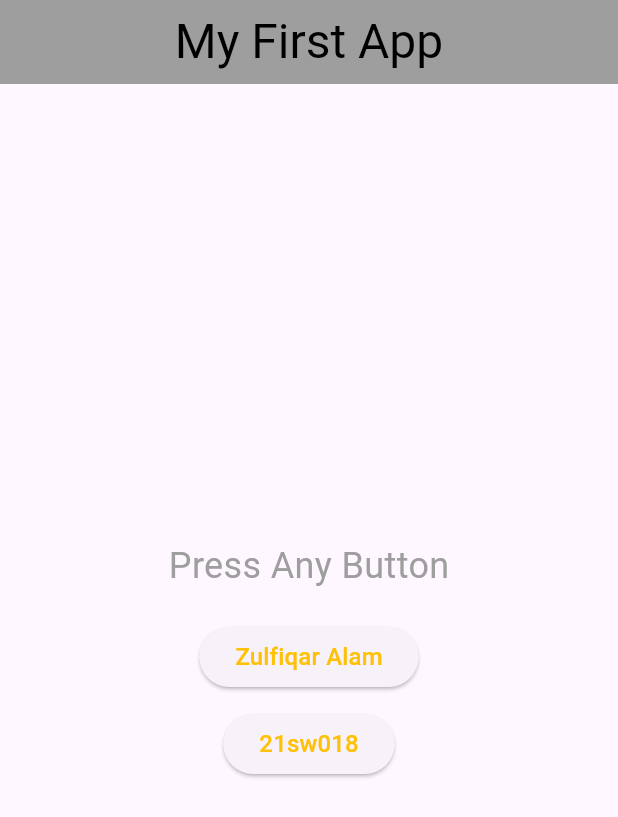
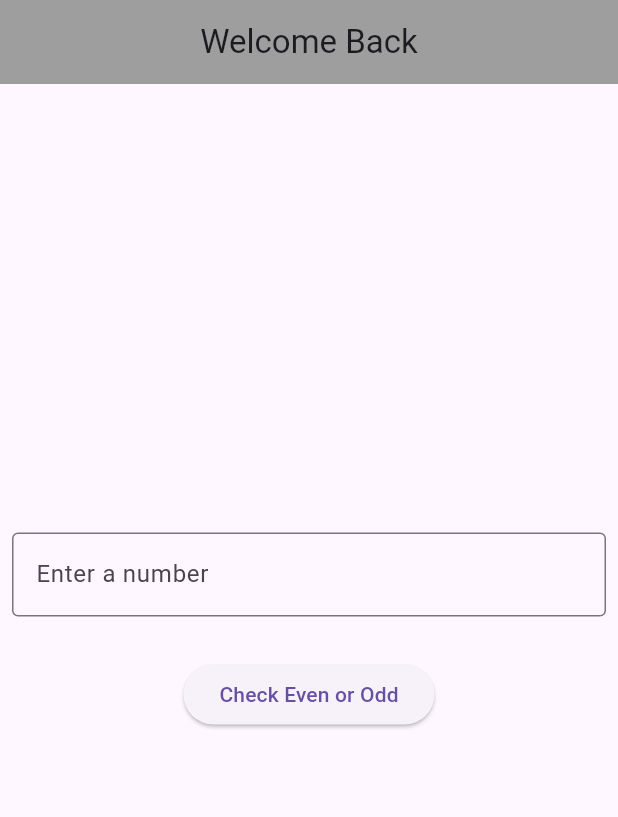
Before and after one commit to ZulfiqarAlam18/flutter_practice, a Flutter app: the screen it shows after launch, on a phone screen of 412 x 824 dp. Shown: the top 817 px of the screen. Run offline on Flutter 3.47's test engine with Material 3 defaults, Android fonts, the light colour scheme and no system bars.

Commit message:
even odd program

```diff
--- a/first_project/lib/main.dart
+++ b/first_project/lib/main.dart
@@ -24,18 +24,21 @@ class Screen extends StatefulWidget {
 }
 
 class _AppState extends State<Screen> {
-  String name = "Zulfiqar Alam";
-  String rollNo = "21sw018";
+  final TextEditingController _controller = TextEditingController();
+  String _result = '';
 
-  void _showName() {
+  void _checkEvenOdd() {
     setState(() {
-      name = "Zulfiqar"; // Update the name when button is pressed
-    });
-  }
-
-  void _showRollNo() {
-    setState(() {
-      rollNo = "21sw018"; // Update the roll number when button is pressed
+      int? number = int.tryParse(_controller.text);
+      if (number == null) {
+        _result = 'Please enter a valid number';
+      } else {
+        if (number % 2 == 0) {
+          _result = 'The number $number is Even';
+        } else {
+          _result = 'The number $number is Odd';
+        }
+      }
     });
   }
 
@@ -43,31 +46,37 @@ class _AppState extends State<Screen> {
   Widget build(BuildContext context) {
     return Scaffold(
       appBar: AppBar(
-        title: const Center(
-          child: Text(
-            "My First App",
-            style: TextStyle(color: Colors.black, fontSize: 32),
-          ),
-        ),
+        title: const Text('Welcome Back'),
+        centerTitle: true,
         backgroundColor: Colors.grey,
       ),
       body: Center(
         child: Column(
           mainAxisAlignment: MainAxisAlignment.center,
           children: [
-            const Text(
-              "Press Any Button",
-              style: TextStyle(color: Colors.grey, fontSize: 24),
+            // Text Field for number input
+            Padding(
+              padding: const EdgeInsets.all(8.0),
+              child: TextField(
+                controller: _controller,
+                keyboardType: TextInputType.number,
+                decoration: const InputDecoration(
+                  labelText: 'Enter a number',
+                  border: OutlineInputBorder(),
+                ),
+              ),
             ),
             const SizedBox(height: 20),
+            // Button to check if the number is even or odd
             ElevatedButton(
-              onPressed: _showName,
-              child: Text(name,style: TextStyle(color: Colors.amber,fontSize: 16),),
+              onPressed: _checkEvenOdd,
+              child: const Text('Check Even or Odd'),
             ),
-            const SizedBox(height: 10),
-            ElevatedButton(
-              onPressed: _showRollNo,
-              child: Text(rollNo, style: TextStyle(color: Colors.amber,fontSize: 16)),
+            const SizedBox(height: 20),
+            // Output field to display the result
+            Text(
+              _result,
+              style: const TextStyle(fontSize: 18),
             ),
           ],
         ),
```
